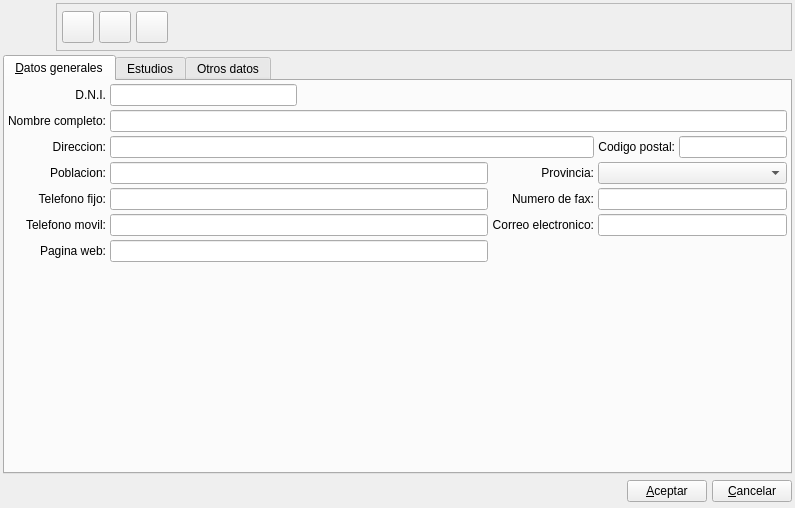
Before: the Qt Designer form bulmages/bulmafact/plugins/pluginbf_profesor/profesorbase.ui in eboladev/Bulmages-1, drawn with Qt 5.
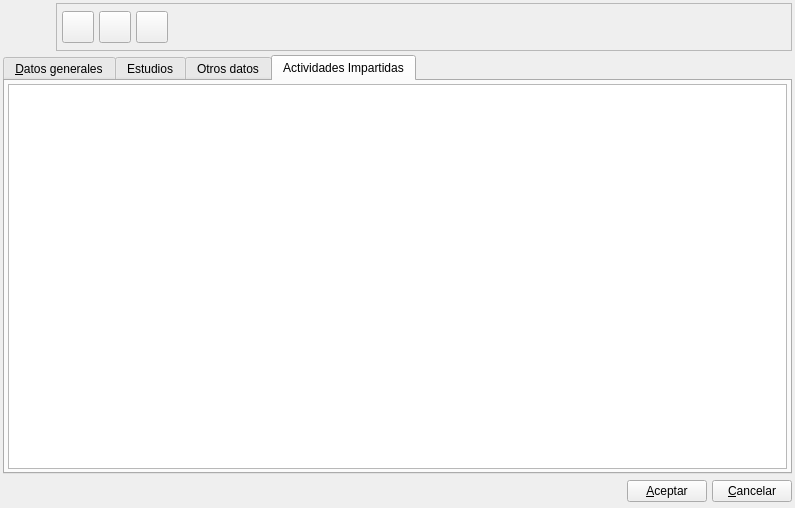
After: the same form once the commit is applied. The open tabs and pages were chosen to show the change. Icons and pictures are not drawn. Custom widgets are drawn as their Qt base class.

What changed in the file:
```diff
--- a/bulmages/bulmafact/plugins/pluginbf_profesor/profesorbase.ui
+++ b/bulmages/bulmafact/plugins/pluginbf_profesor/profesorbase.ui
@@ -554,6 +554,16 @@
        </item>
       </layout>
      </widget>
+     <widget class="QWidget" name="tab">
+      <attribute name="title">
+       <string>Actividades Impartidas</string>
+      </attribute>
+      <layout class="QGridLayout" name="gridLayout_3">
+       <item row="0" column="0">
+        <widget class="BfSubForm" name="m_actividades"/>
+       </item>
+      </layout>
+     </widget>
     </widget>
    </item>
    <item>
@@ -605,6 +615,11 @@
    <extends>QComboBox</extends>
    <header>blcombobox.h</header>
   </customwidget>
+  <customwidget>
+   <class>BfSubForm</class>
+   <extends>QTableWidget</extends>
+   <header>bfsubform.h</header>
+  </customwidget>
  </customwidgets>
  <tabstops>
   <tabstop>mui_tab</tabstop>
```
Left out of the diff: 2 changed lines with no effect on the pictures.
